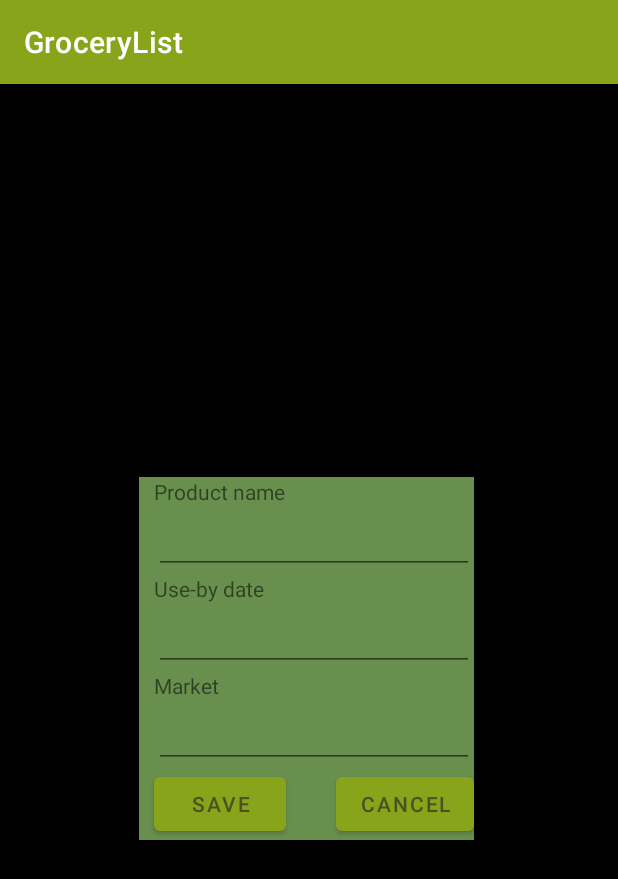
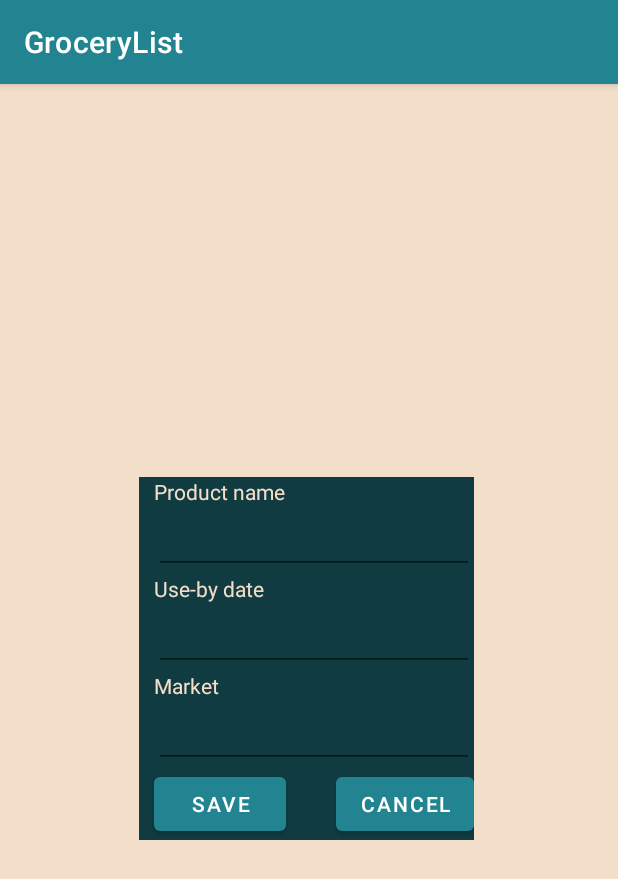
Before and after one commit to marinkovam/GroceryList, an Android app: the screen it shows after launch (MainActivity), after a tap on "Add product", on a phone screen of 412 x 824 dp. Shown: the top 879 px of the screen. Run offline under Robolectric (Android 15) with nearby library versions, the phone set to English and light mode, and no system bars.

Commit message:
promeni4

```diff
--- a/app/src/main/res/drawable-v24/border.xml
+++ b/app/src/main/res/drawable-v24/border.xml
@@ -2,7 +2,7 @@
 <layer-list xmlns:android="http://schemas.android.com/apk/res/android" android:layout_height="10dp" android:layout_width="10dp">
     <item>
         <shape android:shape="rectangle">
-            <stroke android:color="@android:color/black" android:width="1dp"/>
+            <stroke android:color="#f3deca" android:width="1dp"/>
         </shape>
     </item>
     <item
@@ -11,7 +11,7 @@
         android:right="1dp"
         >
         <shape android:shape="rectangle">
-            <solid android:color="@android:color/holo_green_dark"/>
+            <solid android:color="#218490"/>
         </shape>
     </item>
 </layer-list>
--- a/app/src/main/res/drawable-v24/table_row_last_bg.xml
+++ b/app/src/main/res/drawable-v24/table_row_last_bg.xml
@@ -2,30 +2,27 @@
 <layer-list xmlns:android="http://schemas.android.com/apk/res/android" android:layout_height="10dp" android:layout_width="10dp">
     <item>
         <shape android:shape="rectangle">
-            <stroke android:color="@android:color/black" android:width="1dp"/>
-            <solid android:color="@android:color/holo_green_dark"/>
-            <stroke android:color="@android:color/black" android:width="1dp"/>
-            <solid android:color="@android:color/holo_green_dark"/>
-            <stroke android:color="@android:color/black" android:width="1dp"/>
-            <solid android:color="@android:color/holo_green_dark"/>
-            <stroke android:color="@android:color/black" android:width="1dp"/>
-            <solid android:color="@android:color/holo_green_dark"/>
-            <stroke android:color="@android:color/black" android:width="1dp"/>
-            <solid android:color="@android:color/holo_green_dark"/>
-            <stroke android:color="@android:color/black" android:width="1dp"/>
-            <solid android:color="@android:color/holo_green_dark"/>
-            <stroke android:color="@android:color/black" android:width="1dp"/>
-            <solid android:color="@android:color/holo_green_dark"/>
-            <stroke android:color="@android:color/black" android:width="1dp"/>
-            <solid android:color="@android:color/holo_green_dark"/>
-            <stroke android:color="@android:color/black" android:width="1dp"/>
-            <solid android:color="@android:color/holo_green_dark"/>
-            <stroke android:color="@android:color/black" android:width="1dp"/>
-            <solid android:color="@android:color/holo_green_dark"/>
-            <stroke android:color="@android:color/black" android:width="1dp"/>
-            <solid android:color="@android:color/holo_green_dark"/>
-            <stroke android:color="@android:color/black" android:width="1dp"/>
-            <solid android:color="@android:color/holo_green_dark"/>
+            <stroke android:color="#f3deca" android:width="1dp"/>
+            <solid android:color="#218490"/>
+            <stroke android:color="#f3deca" android:width="1dp"/>
+            <solid android:color="#218490"/>
+            <stroke android:color="#f3deca" android:width="1dp"/>
+            <solid android:color="#218490"/>
+            <stroke android:color="#f3deca" android:width="1dp"/>
+            <solid android:color="#218490"/>
+            <stroke android:color="#f3deca" android:width="1dp"/>
+            <solid android:color="#218490"/>
+            <stroke android:color="#f3deca" android:width="1dp"/>
+            <solid android:color="#218490"/>
+            <stroke android:color="#f3deca" android:width="1dp"/>
+            <solid android:color="#218490"/>
+            <stroke android:color="#f3deca" android:width="1dp"/>
+            <solid android:color="#218490"/>
+            <stroke android:color="#f3deca" android:width="1dp"/>
+            <solid android:color="#218490"/>
+            <stroke android:color="#f3deca" android:width="1dp"/>
+            <solid android:color="#218490"/>
+
         </shape>
     </item>
 </layer-list>
--- a/app/src/main/res/layout/activity_ideas.xml
+++ b/app/src/main/res/layout/activity_ideas.xml
@@ -4,6 +4,7 @@
     xmlns:tools="http://schemas.android.com/tools"
     android:layout_width="match_parent"
     android:layout_height="match_parent"
+    android:background="#1d3752"
     tools:context=".IdeasActivity">
     <androidx.recyclerview.widget.RecyclerView
 
--- a/app/src/main/res/layout/activity_my_adapter.xml
+++ b/app/src/main/res/layout/activity_my_adapter.xml
@@ -6,8 +6,9 @@
     android:layout_width="wrap_content"
     android:layout_height="650dp"
     android:layout_margin="5dp"
+
     card_view:cardCornerRadius="10dp"
-    card_view:cardBackgroundColor="#c5e1a5"
+    card_view:cardBackgroundColor="#d2dcf4"
     card_view:cardElevation="8dp">
 
     <LinearLayout
@@ -20,11 +21,10 @@
             android:layout_width="wrap_content"
             android:layout_height="wrap_content"
             android:layout_centerInParent="true"
-            android:textColor="#33691e"
+            android:textColor="#1d3752"
             android:background="?android:selectableItemBackground"
             android:clickable="true"
             android:focusable="true"
-
             android:textSize="24sp"
             tools:text="@tools:sample/first_names"/>
 
--- a/app/src/main/res/layout/add_item_popup.xml
+++ b/app/src/main/res/layout/add_item_popup.xml
@@ -4,7 +4,7 @@
     xmlns:tools="http://schemas.android.com/tools"
     android:layout_width="match_parent"
     android:layout_height="match_parent"
-    android:background="#000000">
+    android:background="#f3deca">
 
     <androidx.constraintlayout.widget.ConstraintLayout
         android:id="@+id/constraintLayout"
@@ -14,7 +14,7 @@
         android:layout_marginLeft="69dp"
         android:layout_marginEnd="69dp"
         android:layout_marginRight="69dp"
-        android:background="#688f4e"
+        android:background="#0f3b41"
         app:layout_constraintBottom_toBottomOf="parent"
         app:layout_constraintEnd_toEndOf="parent"
         app:layout_constraintHorizontal_bias="0.466"
@@ -27,6 +27,7 @@
             android:layout_width="wrap_content"
             android:layout_height="wrap_content"
             android:layout_marginLeft="10dp"
+            android:textColor="#f3deca"
             android:text="@string/product_name"
             app:layout_constraintBottom_toTopOf="@+id/itemName"
             app:layout_constraintStart_toStartOf="parent"
@@ -38,6 +39,7 @@
             android:layout_height="wrap_content"
             android:layout_marginLeft="10dp"
             android:ems="10"
+            android:textColor="#f3deca"
             android:inputType=""
             android:text=""
             app:layout_constraintBottom_toBottomOf="@id/textView5"
@@ -49,6 +51,7 @@
             android:layout_width="wrap_content"
             android:layout_height="wrap_content"
             android:layout_marginLeft="10dp"
+            android:textColor="#f3deca"
             android:text="@string/expiry_date"
             app:layout_constraintBottom_toTopOf="@+id/expiryDate"
             app:layout_constraintStart_toStartOf="parent" />
@@ -67,6 +70,7 @@
             android:id="@+id/textView7"
             android:layout_width="wrap_content"
             android:layout_height="wrap_content"
+            android:textColor="#f3deca"
             android:layout_marginLeft="10dp"
             android:text="@string/whereAbouts"
             app:layout_constraintBottom_toTopOf="@+id/whereAbouts"
--- a/app/src/main/res/values-night/themes.xml
+++ b/app/src/main/res/values-night/themes.xml
@@ -2,13 +2,13 @@
     <!-- Base application theme. -->
     <style name="Theme.GroceryList" parent="Theme.MaterialComponents.DayNight.DarkActionBar">
         <!-- Primary brand color. -->
-        <item name="colorPrimary">#717f35</item>
-        <item name="colorPrimaryVariant">#323b1e</item>
-        <item name="colorOnPrimary">#eef1d9</item>
+        <item name="colorPrimary">@color/colorPrimary</item>
+        <item name="colorPrimaryDark">@color/colorPrimaryDark</item>
+        <item name="colorAccent">@color/colorAccent</item>
         <!-- Secondary brand color. -->
-        <item name="colorSecondary">#717f35</item>
-        <item name="colorSecondaryVariant">#323b1e</item>
-        <item name="colorOnSecondary">#eef1d9</item>
+        <item name="colorSecondary">#95abe5</item>
+        <item name="colorSecondaryVariant">#1c2735</item>
+        <item name="colorOnSecondary">#f3deca</item>
         <!-- Status bar color. -->
         <item name="android:statusBarColor" tools:targetApi="l">?attr/colorPrimaryVariant</item>
         <!-- Customize your theme here. -->
--- a/app/src/main/res/values/colors.xml
+++ b/app/src/main/res/values/colors.xml
@@ -1,6 +1,6 @@
 <?xml version="1.0" encoding="utf-8"?>
 <resources>
-    <color name="colorPrimary">#688f4e</color>
-    <color name="colorPrimaryDark">#2b463c</color>
-    <color name="colorAccent">#b1d182</color>
+    <color name="colorPrimary">#218490</color>
+    <color name="colorPrimaryDark">#13424c</color>
+    <color name="colorAccent">#f3deca</color>
 </resources>
--- a/app/src/main/res/values/themes.xml
+++ b/app/src/main/res/values/themes.xml
@@ -2,13 +2,13 @@
     <!-- Base application theme. -->
     <style name="Theme.GroceryList" parent="Theme.MaterialComponents.DayNight.DarkActionBar">
         <!-- Primary brand color. -->
-        <item name="colorPrimary">#87a41b</item>
-        <item name="colorPrimaryVariant">#2e3613</item>
-        <item name="colorOnPrimary">#4d5021</item>
+        <item name="colorPrimary">@color/colorPrimary</item>
+        <item name="colorPrimaryDark">@color/colorPrimaryDark</item>
+        <item name="colorAccent">@color/colorAccent</item>
         <!-- Secondary brand color. -->
-        <item name="colorSecondary">#87a41b</item>
-        <item name="colorSecondaryVariant">#2e3613</item>
-        <item name="colorOnSecondary">#4d5021</item>
+        <item name="colorSecondary">#f3deca</item>
+        <item name="colorSecondaryVariant">#1c2735</item>
+        <item name="colorOnSecondary">#95abe5</item>
         <!-- Status bar color. -->
         <item name="android:statusBarColor" tools:targetApi="l">?attr/colorPrimaryVariant</item>
         <!-- Customize your theme here. -->
```
Also changed, not shown: app/src/main/res/layout-land/empty_list.xml (+1 -8 lines), app/src/main/res/layout/activity_main.xml (+32 -21 lines), app/src/main/res/layout/edit_item.xml (+7 -2 lines), app/src/main/res/layout/empty_list.xml (+7 -7 lines).
